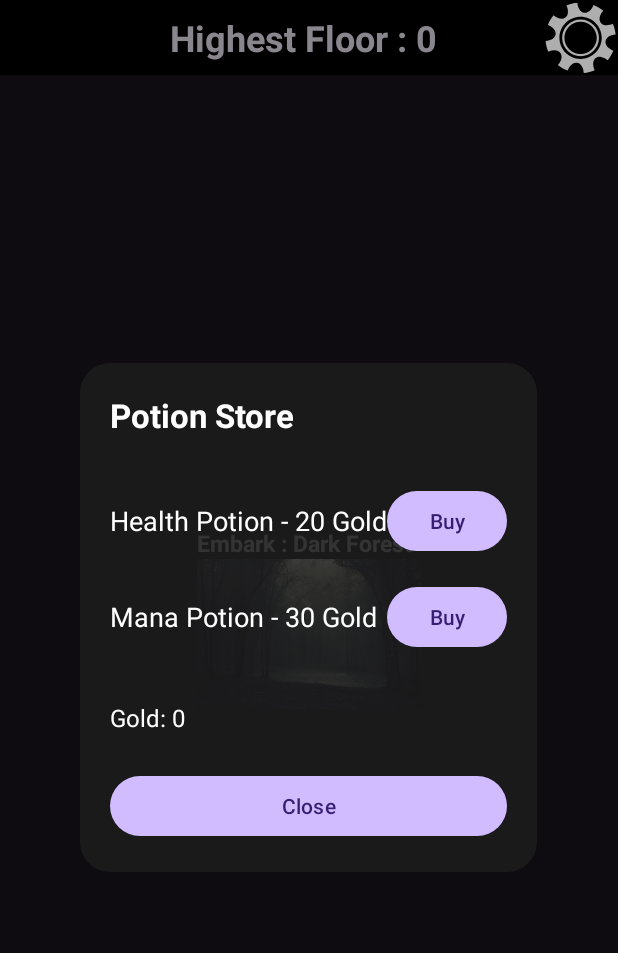
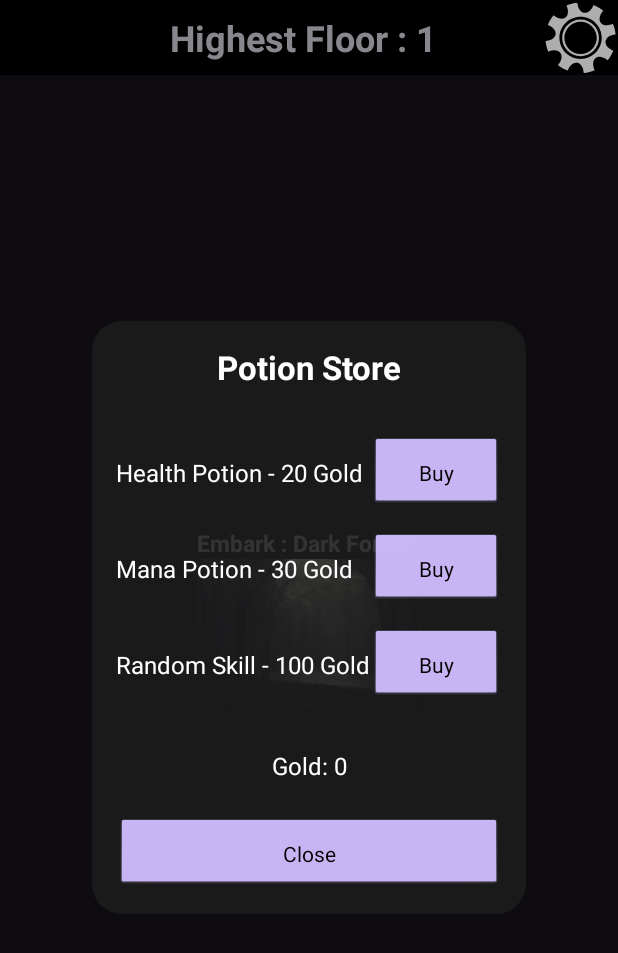
Before and after one commit to Samestora/pemrograman-kotlin, an Android app: the fragment StoreDialogFragment placed in its activity, on a phone screen of 412 x 824 dp. Shown: the top 953 px of the screen. Run offline under Robolectric (Android 15) with nearby library versions, the phone set to English and light mode, and no system bars.

Commit message:
Rest UI overhaul tiny,skill now can only be bought randomly

```diff
--- a/app/src/main/java/com/sgdc/roguelike/ui/fragment/BattleFragment.kt
+++ b/app/src/main/java/com/sgdc/roguelike/ui/fragment/BattleFragment.kt
@@ -78,6 +78,9 @@ class BattleFragment : Fragment() {
         playerManaBar = view.findViewById(R.id.playerManaBar)
         playerManaText = view.findViewById(R.id.playerManaText)
         playerStatsContainer = view.findViewById(R.id.playerStatsContainer)
+
+        playerHealthText.text = "HP"
+        playerManaText.text = "MP"
 
         setupButtons()
         observeGame()
--- a/app/src/main/java/com/sgdc/roguelike/ui/fragment/GachaFragment.kt
+++ b/app/src/main/java/com/sgdc/roguelike/ui/fragment/GachaFragment.kt
@@ -12,6 +12,7 @@ import androidx.fragment.app.activityViewModels
 import androidx.lifecycle.lifecycleScope
 import com.sgdc.roguelike.R
 import com.sgdc.roguelike.domain.bgm.SfxManager
+import com.sgdc.roguelike.domain.save.GameProgress
 import com.sgdc.roguelike.ui.viewmodel.GameViewModel
 import com.sgdc.roguelike.ui.viewmodel.MainViewModel
 import com.sgdc.roguelike.ui.viewmodel.Screen
@@ -45,6 +46,7 @@ class GachaFragment : Fragment() {
 
     override fun onViewCreated(view: View, savedInstanceState: Bundle?) {
         super.onViewCreated(view, savedInstanceState)
+        GameProgress.setHighScore(requireContext(), gameViewModel.stageFloor.value ?: 0)
 
         tvGachaResult = view.findViewById(R.id.tvGachaResult)
         tvGachaTitle = view.findViewById(R.id.tvGachaTitle)
--- a/app/src/main/java/com/sgdc/roguelike/ui/fragment/StoreDialogFragment.kt
+++ b/app/src/main/java/com/sgdc/roguelike/ui/fragment/StoreDialogFragment.kt
@@ -38,9 +38,17 @@ class StoreDialogFragment : DialogFragment() {
         val btnBuyHealth = view.findViewById<Button>(R.id.btnBuyHealthPotion)
         val btnBuyMana = view.findViewById<Button>(R.id.btnBuyManaPotion)
         val btnClose = view.findViewById<Button>(R.id.btnCloseStore)
+        val btnBuyRandomSkill = view.findViewById<Button>(R.id.btnBuyRandomSkill)
+        val textBuyRandomSkill = view.findViewById<TextView>(R.id.tvBuyRandomSkill)
 
         gameViewModel.player.observe(viewLifecycleOwner) { player ->
             tvGold.text = "Gold: ${player.money}"
+            if (gameViewModel.isAllSkillsAvailable()) {
+                btnBuyRandomSkill.visibility = View.VISIBLE
+            } else {
+                btnBuyRandomSkill.visibility = View.GONE
+                textBuyRandomSkill.text = getString(R.string.all_skill_acquired_message)
+            }
         }
 
         btnBuyHealth.setOnClickListener {
@@ -65,6 +73,17 @@ class StoreDialogFragment : DialogFragment() {
             }
         }
 
+        btnBuyRandomSkill.setOnClickListener {
+            val success = gameViewModel.playerBuyRandomSkill()
+            if (!success) {
+                SfxManager.play("decline")
+                tvWarning.visibility = View.VISIBLE
+            }else {
+                SfxManager.play("buy")
+                tvWarning.visibility = View.GONE
+            }
+        }
+
         btnClose.setOnClickListener {
             SfxManager.play("button")
             dismiss()
--- a/app/src/main/java/com/sgdc/roguelike/ui/viewmodel/GameViewModel.kt
+++ b/app/src/main/java/com/sgdc/roguelike/ui/viewmodel/GameViewModel.kt
@@ -8,6 +8,7 @@ import com.sgdc.roguelike.domain.character.MonsterRegistry
 import com.sgdc.roguelike.domain.character.MonsterRegistry.init
 import com.sgdc.roguelike.domain.character.Player
 import com.sgdc.roguelike.domain.item.Item
+import com.sgdc.roguelike.domain.save.GameProgress
 import com.sgdc.roguelike.domain.skill.Skill
 import com.sgdc.roguelike.domain.skill.SkillRegistry
 import com.sgdc.roguelike.domain.turn.MonsterAction
@@ -171,6 +172,13 @@ class GameViewModel : ViewModel() {
         }
     }
 
+    fun isAllSkillsAvailable() : Boolean {
+        val player = _player.value ?: return false
+        val newSkill = SkillRegistry.randomSkillExcluding(player.skills)
+
+        return newSkill != null
+    }
+
     fun grantRandomSkill(): Skill? {
         val player = _player.value ?: return null
         val newSkill = SkillRegistry.randomSkillExcluding(player.skills)
@@ -194,6 +202,17 @@ class GameViewModel : ViewModel() {
             return true
         }
         else{
+            return false
+        }
+    }
+
+    fun playerBuyRandomSkill(): Boolean {
+        val player = _player.value ?: return false
+        if (player.money >= 100) {
+            player.money -= 100
+            grantRandomSkill()
+            return true
+        } else {
             return false
         }
     }
--- /dev/null
+++ b/app/src/main/res/drawable/bg_rounded_dark.xml
@@ -0,0 +1,6 @@
+<shape xmlns:android="http://schemas.android.com/apk/res/android"
+       android:shape="rectangle">
+    <solid android:color="#222222" />
+    <corners android:radius="12dp" />
+    <stroke android:color="#555555" android:width="1dp"/>
+</shape>
--- a/app/src/main/res/layout/dialog_store.xml
+++ b/app/src/main/res/layout/dialog_store.xml
@@ -6,21 +6,20 @@
 
     <LinearLayout
         android:orientation="vertical"
-        android:padding="20dp"
         android:layout_width="match_parent"
         android:layout_height="wrap_content"
          android:background="@drawable/dialog_bg"
         android:gravity="center_horizontal">
 
         <TextView
+            android:id="@+id/tvStoreTitle"
+            android:layout_width="match_parent"
             android:layout_height="wrap_content"
-            android:layout_width="match_parent"
-            android:id="@+id/tvStoreTitle"
+            android:layout_marginBottom="24dp"
             android:text="Potion Store"
+            android:textAlignment="center"
             android:textColor="@android:color/white"
-            android:textSize="22sp"
-            android:textStyle="bold"
-            android:layout_marginBottom="24dp"/>
+            android:textSize="22sp" android:textStyle="bold"/>
 
         <!-- Health Potion Row -->
         <LinearLayout
@@ -31,18 +30,18 @@
             android:gravity="center_vertical">
 
             <TextView
+                android:layout_width="match_parent"
+                android:layout_height="wrap_content"
+                android:layout_weight="1"
                 android:text="Health Potion - 20 Gold"
-                android:textColor="@android:color/white"
-                android:textSize="18sp"
-                android:layout_width="0dp"
-                android:layout_weight="1"
-                android:layout_height="wrap_content"/>
+                android:textAlignment="viewStart"
+                android:textColor="@android:color/white" android:textSize="16sp"/>
 
             <Button
                 android:id="@+id/btnBuyHealthPotion"
-                android:text="Buy"
-                android:layout_width="80dp"
-                android:layout_height="wrap_content"/>
+                style="@android:style/Widget.Button"
+                android:layout_width="wrap_content"
+                android:layout_height="wrap_content" android:text="Buy"/>
         </LinearLayout>
 
         <!-- Mana Potion Row -->
@@ -54,44 +53,65 @@
             android:gravity="center_vertical">
 
             <TextView
+                android:layout_width="match_parent"
+                android:layout_height="wrap_content"
+                android:layout_weight="1"
                 android:text="Mana Potion - 30 Gold"
-                android:textColor="@android:color/white"
-                android:textSize="18sp"
-                android:layout_width="0dp"
-                android:layout_weight="1"
-                android:layout_height="wrap_content"/>
+                android:textAlignment="viewStart"
+                android:textColor="@android:color/white" android:textSize="16sp"/>
 
             <Button
                 android:id="@+id/btnBuyManaPotion"
-                android:text="Buy"
-                android:layout_width="80dp"
-                android:layout_height="wrap_content"/>
+                style="@android:style/Widget.Button"
+                android:layout_width="wrap_content"
+                android:layout_height="wrap_content" android:text="Buy"/>
         </LinearLayout>
 
+        <LinearLayout
+            android:layout_width="match_parent"
+            android:layout_height="match_parent"
+            android:gravity="center_vertical"
+            android:orientation="horizontal"
+            android:paddingVertical="8dp">
+
+            <TextView
+                android:id="@+id/tvBuyRandomSkill"
+                android:layout_width="match_parent"
+                android:layout_height="wrap_content"
+                android:layout_weight="1"
+                android:text="Random Skill - 100 Gold"
+                android:textAlignment="viewStart"
+                android:textColor="@android:color/white" android:textSize="16sp"/>
+
+            <Button
+                android:id="@+id/btnBuyRandomSkill"
+                style="@android:style/Widget.Button"
+                android:layout_width="wrap_content"
+                android:layout_height="wrap_content" android:text="Buy"/>
+        </LinearLayout>
         <TextView
             android:id="@+id/tvGold"
-            android:text="Gold: 0"
-            android:textColor="@android:color/white"
-            android:textSize="16sp"
-            android:layout_marginTop="24dp" android:layout_height="wrap_content"
-        android:layout_width="match_parent"/>
+            android:layout_width="match_parent"
+            android:layout_height="wrap_content"
+            android:layout_marginTop="24dp"
+            android:text="Gold: 0" android:textAlignment="center"
+            android:textColor="@android:color/white" android:textSize="16sp"/>
 
         <TextView
             android:id="@+id/tvWarning"
+            android:layout_width="match_parent"
+            android:layout_height="wrap_content"
+            android:layout_marginTop="8dp"
             android:text="Not enough gold!"
             android:textColor="@android:color/holo_red_light"
-            android:visibility="gone"
             android:textSize="16sp"
-            android:layout_marginTop="8dp"
-            android:layout_height="wrap_content"
-            android:layout_width="match_parent"
-        />
+            android:visibility="gone"/>
 
         <Button
             android:id="@+id/btnCloseStore"
-            android:text="Close"
+            style="@android:style/Widget.Button"
             android:layout_width="match_parent"
             android:layout_height="wrap_content"
-            android:layout_marginTop="24dp"/>
+            android:layout_marginTop="24dp" android:text="Close"/>
     </LinearLayout>
 </ScrollView>
```
Also changed, not shown: app/src/main/java/com/sgdc/roguelike/ui/fragment/PlayerStatsDialogFragment.kt (added, +56 -0 lines), app/src/main/java/com/sgdc/roguelike/ui/fragment/RestFragment.kt (+8 -9 lines), app/src/main/res/layout/dialog_player_stats.xml (added, +96 -0 lines), app/src/main/res/layout/fragment_rest.xml (+44 -60 lines).
